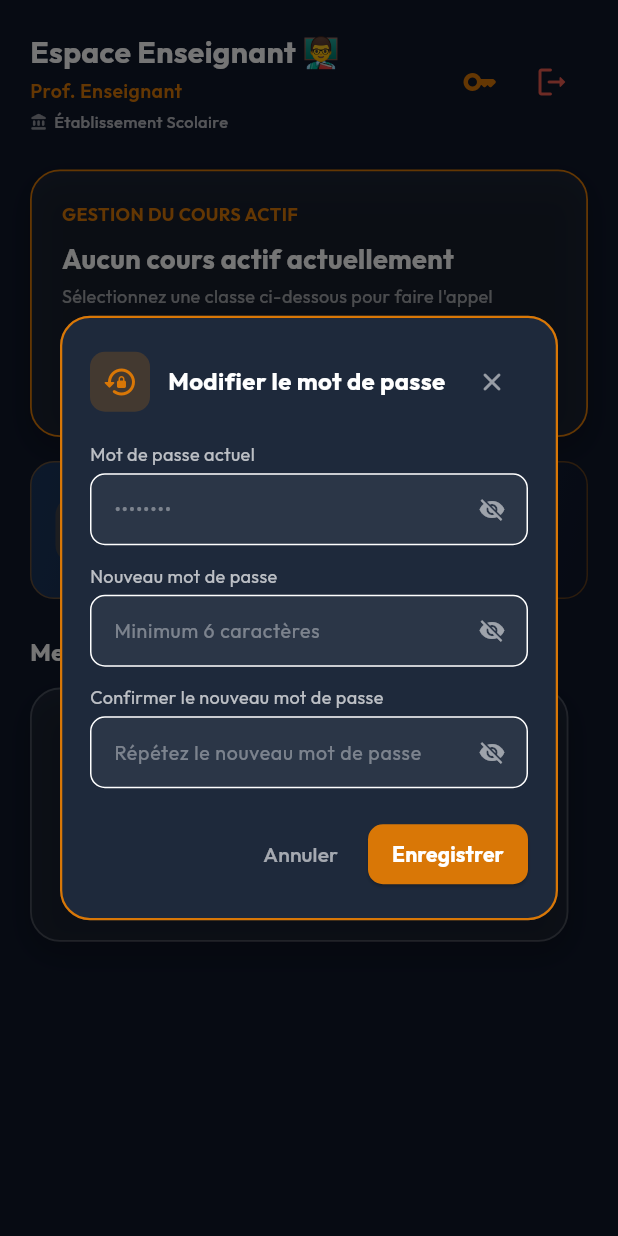
After one commit to aichadev2024/gestion_scolaire_mobile, a Flutter app: the EnseignantDashboard screen opened directly, after a tap on the "key" icon, on a phone screen of 412 x 824 dp. The commit adds this screen. Run offline on Flutter 3.47's test engine with Material 3 defaults, Android fonts, the phone set to English and light mode, and no system bars; our stand-ins replace flutter_spinkit, google_fonts, qr_flutter, shared_preferences; accounts and stored records are empty; network calls fail.

Commit message:
fix: student card, notes display, level-based periods, and password change modal

```diff
--- /dev/null
+++ b/lib/views/auth/change_password_dialog.dart
@@ -0,0 +1,230 @@
+import 'package:flutter/material.dart';
+import 'package:google_fonts/google_fonts.dart';
+import '../../core/services/api_service.dart';
+import '../../core/theme/app_theme.dart';
+
+class ChangePasswordDialog extends StatefulWidget {
+  const ChangePasswordDialog({super.key});
+
+  @override
+  State<ChangePasswordDialog> createState() => _ChangePasswordDialogState();
+}
+
+class _ChangePasswordDialogState extends State<ChangePasswordDialog> {
+  final _formKey = GlobalKey<FormState>();
+  final _oldPasswordController = TextEditingController();
+  final _newPasswordController = TextEditingController();
+  final _confirmPasswordController = TextEditingController();
+
+  bool _obscureOld = true;
+  bool _obscureNew = true;
+  bool _obscureConfirm = true;
+  bool _isLoading = false;
+  String? _errorMsg;
+
+  @override
+  void dispose() {
+    _oldPasswordController.dispose();
+    _newPasswordController.dispose();
+    _confirmPasswordController.dispose();
+    super.dispose();
+  }
+
+  Future<void> _submitChangePassword() async {
+    if (!_formKey.currentState!.validate()) return;
+    if (_newPasswordController.text != _confirmPasswordController.text) {
+      setState(() => _errorMsg = 'Les nouveaux mots de passe ne correspondent pas.');
+      return;
+    }
+
+    setState(() {
+      _isLoading = true;
+      _errorMsg = null;
+    });
+
+    try {
+      await ApiService.post('/auth/change-password', {
+        'ancienMotDePasse': _oldPasswordController.text,
+        'nouveauMotDePasse': _newPasswordController.text,
+      });
+
+      if (mounted) {
+        Navigator.pop(context, true);
+        ScaffoldMessenger.of(context).showSnackBar(
+          const SnackBar(
+            content: Text('🔒 Mot de passe modifié avec succès !'),
+            backgroundColor: AppTheme.accentEmerald,
+          ),
+        );
+      }
+    } catch (e) {
+      if (mounted) {
+        setState(() {
+          _errorMsg = e.toString().replaceAll('Exception: ', '');
+          _isLoading = false;
+        });
+      }
+    }
+  }
+
+  @override
+  Widget build(BuildContext context) {
+    return Dialog(
+      backgroundColor: AppTheme.surfaceDark,
+      shape: RoundedRectangleBorder(
+        borderRadius: BorderRadius.circular(20),
+        side: const BorderSide(color: AppTheme.primaryGold, width: 1.5),
+      ),
+      child: Padding(
+        padding: const EdgeInsets.all(20),
+        child: Form(
+          key: _formKey,
+          child: Column(
+            mainAxisSize: MainAxisSize.min,
+            crossAxisAlignment: CrossAxisAlignment.start,
+            children: [
+              Row(
+                children: [
+                  Container(
+                    padding: const EdgeInsets.all(8),
+                    decoration: BoxDecoration(
+                      color: AppTheme.primaryGold.withOpacity(0.2),
+                      borderRadius: BorderRadius.circular(10),
+                    ),
+                    child: const Icon(Icons.lock_reset_rounded, color: AppTheme.primaryGold, size: 24),
+                  ),
+                  const SizedBox(width: 12),
+                  Expanded(
+                    child: Text(
+                      'Modifier le mot de passe',
+                      style: GoogleFonts.outfit(
+                        fontSize: 16,
+                        fontWeight: FontWeight.bold,
+                        color: Colors.white,
+                      ),
+                    ),
+                  ),
+                  IconButton(
+                    icon: const Icon(Icons.close_rounded, color: Colors.white54, size: 20),
+                    onPressed: () => Navigator.pop(context),
+                  ),
+                ],
+              ),
+              const SizedBox(height: 16),
+
+              if (_errorMsg != null) ...[
+                Container(
+                  width: double.infinity,
+                  padding: const EdgeInsets.all(10),
+                  decoration: BoxDecoration(
+                    color: AppTheme.accentRose.withOpacity(0.2),
+                    borderRadius: BorderRadius.circular(10),
+                    border: Border.all(color: AppTheme.accentRose),
+                  ),
+                  child: Text(
+                    _errorMsg!,
+                    style: GoogleFonts.outfit(fontSize: 12, color: AppTheme.accentRose),
+                  ),
+                ),
+                const SizedBox(height: 14),
+              ],
+
+              // Current password input
+              Text('Mot de passe actuel', style: GoogleFonts.outfit(fontSize: 12, color: Colors.white70)),
+              const SizedBox(height: 4),
+              TextFormField(
+                controller: _oldPasswordController,
+                obscureText: _obscureOld,
+                style: const TextStyle(color: Colors.white, fontSize: 13),
+                decoration: InputDecoration(
+                  hintText: '••••••••',
+                  hintStyle: const TextStyle(color: Colors.white38),
+                  filled: true,
+                  fillColor: Colors.white.withOpacity(0.06),
+                  contentPadding: const EdgeInsets.symmetric(horizontal: 12, vertical: 10),
+                  border: OutlineInputBorder(borderRadius: BorderRadius.circular(10)),
+                  suffixIcon: IconButton(
+                    icon: Icon(_obscureOld ? Icons.visibility_off : Icons.visibility, color: Colors.white54, size: 18),
+                    onPressed: () => setState(() => _obscureOld = !_obscureOld),
+                  ),
+                ),
+                validator: (v) => v == null || v.isEmpty ? 'Veuillez saisir votre mot de passe actuel' : null,
+              ),
+              const SizedBox(height: 12),
+
+              // New password input
+              Text('Nouveau mot de passe', style: GoogleFonts.outfit(fontSize: 12, color: Colors.white70)),
+              const SizedBox(height: 4),
+              TextFormField(
+                controller: _newPasswordController,
+                obscureText: _obscureNew,
+                style: const TextStyle(color: Colors.white, fontSize: 13),
+                decoration: InputDecoration(
+                  hintText: 'Minimum 6 caractères',
+                  hintStyle: const TextStyle(color: Colors.white38),
+                  filled: true,
+                  fillColor: Colors.white.withOpacity(0.06),
+                  contentPadding: const EdgeInsets.symmetric(horizontal: 12, vertical: 10),
+                  border: OutlineInputBorder(borderRadius: BorderRadius.circular(10)),
+                  suffixIcon: IconButton(
+                    icon: Icon(_obscureNew ? Icons.visibility_off : Icons.visibility, color: Colors.white54, size: 18),
+                    onPressed: () => setState(() => _obscureNew = !_obscureNew),
+                  ),
+                ),
+                validator: (v) => (v == null || v.length < 6) ? '6 caractères minimum requis' : null,
+              ),
+              const SizedBox(height: 12),
+
+              // Confirm new password input
+              Text('Confirmer le nouveau mot de passe', style: GoogleFonts.outfit(fontSize: 12, color: Colors.white70)),
+              const SizedBox(height: 4),
+              TextFormField(
+                controller: _confirmPasswordController,
+                obscureText: _obscureConfirm,
+                style: const TextStyle(color: Colors.white, fontSize: 13),
+                decoration: InputDecoration(
+                  hintText: 'Répétez le nouveau mot de passe',
+                  hintStyle: const TextStyle(color: Colors.white38),
+                  filled: true,
+                  fillColor: Colors.white.withOpacity(0.06),
+                  contentPadding: const EdgeInsets.symmetric(horizontal: 12, vertical: 10),
+                  border: OutlineInputBorder(borderRadius: BorderRadius.circular(10)),
+                  suffixIcon: IconButton(
+                    icon: Icon(_obscureConfirm ? Icons.visibility_off : Icons.visibility, color: Colors.white54, size: 18),
+                    onPressed: () => setState(() => _obscureConfirm = !_obscureConfirm),
+                  ),
+                ),
+                validator: (v) => v == null || v.isEmpty ? 'Veuillez confirmer le mot de passe' : null,
+              ),
+              const SizedBox(height: 20),
+
+              // Action buttons
+              Row(
+                mainAxisAlignment: MainAxisAlignment.end,
+                children: [
+                  TextButton(
+                    onPressed: _isLoading ? null : () => Navigator.pop(context),
+                    child: Text('Annuler', style: GoogleFonts.outfit(color: Colors.white60)),
+                  ),
+                  const SizedBox(width: 8),
+                  ElevatedButton(
+                    onPressed: _isLoading ? null : _submitChangePassword,
+                    style: ElevatedButton.styleFrom(
+                      backgroundColor: AppTheme.primaryGold,
+                      foregroundColor: Colors.white,
+                      padding: const EdgeInsets.symmetric(horizontal: 16, vertical: 10),
+                      shape: RoundedRectangleBorder(borderRadius: BorderRadius.circular(10)),
+                    ),
+                    child: _isLoading
+                        ? const SizedBox(width: 18, height: 18, child: CircularProgressIndicator(strokeWidth: 2, color: Colors.white))
+                        : Text('Enregistrer', style: GoogleFonts.outfit(fontWeight: FontWeight.bold)),
+                  ),
+                ],
+              ),
+            ],
+          ),
+        ),
+      ),
+    );
+  }
+}
--- a/lib/views/enseignant/enseignant_dashboard.dart
+++ b/lib/views/enseignant/enseignant_dashboard.dart
@@ -4,6 +4,7 @@ import '../../core/services/api_service.dart';
 import '../../core/services/auth_service.dart';
 import '../../core/theme/app_theme.dart';
 import '../auth/login_screen.dart';
+import '../auth/change_password_dialog.dart';
 import 'prise_presence_screen.dart';
 import 'saisie_notes_screen.dart';
 import 'emploi_du_temps_enseignant_screen.dart';
@@ -103,6 +104,18 @@ class _EnseignantDashboardState extends State<EnseignantDashboard> {
                       ],
                     ),
                   ),
+                  Row(
+                    children: [
+                      IconButton(
+                        icon: const Icon(Icons.key_rounded, color: AppTheme.primaryGold),
+                        tooltip: 'Modifier mot de passe',
+                        onPressed: () {
+                          showDialog(
+                            context: context,
+                            builder: (_) => const ChangePasswordDialog(),
+                          );
+                        },
+                      ),
                       IconButton(
                         icon: const Icon(Icons.logout_rounded, color: AppTheme.accentRose),
                         onPressed: () async {
@@ -111,6 +124,8 @@ class _EnseignantDashboardState extends State<EnseignantDashboard> {
                             Navigator.pushReplacement(context, MaterialPageRoute(builder: (_) => const LoginScreen()));
                           }
                         },
+                      ),
+                    ],
                   ),
                 ],
               ),
```
Also changed, not shown: lib/views/parent_eleve/bulletins_screen.dart (+38 -3 lines), lib/views/parent_eleve/carte_scolaire_screen.dart (+20 -11 lines), lib/views/parent_eleve/eleve_dashboard.dart (+23 -1 lines), lib/views/parent_eleve/parent_dashboard.dart (+15 -0 lines), 4 other files. Lines whose indentation alone changed are shown as unchanged.
